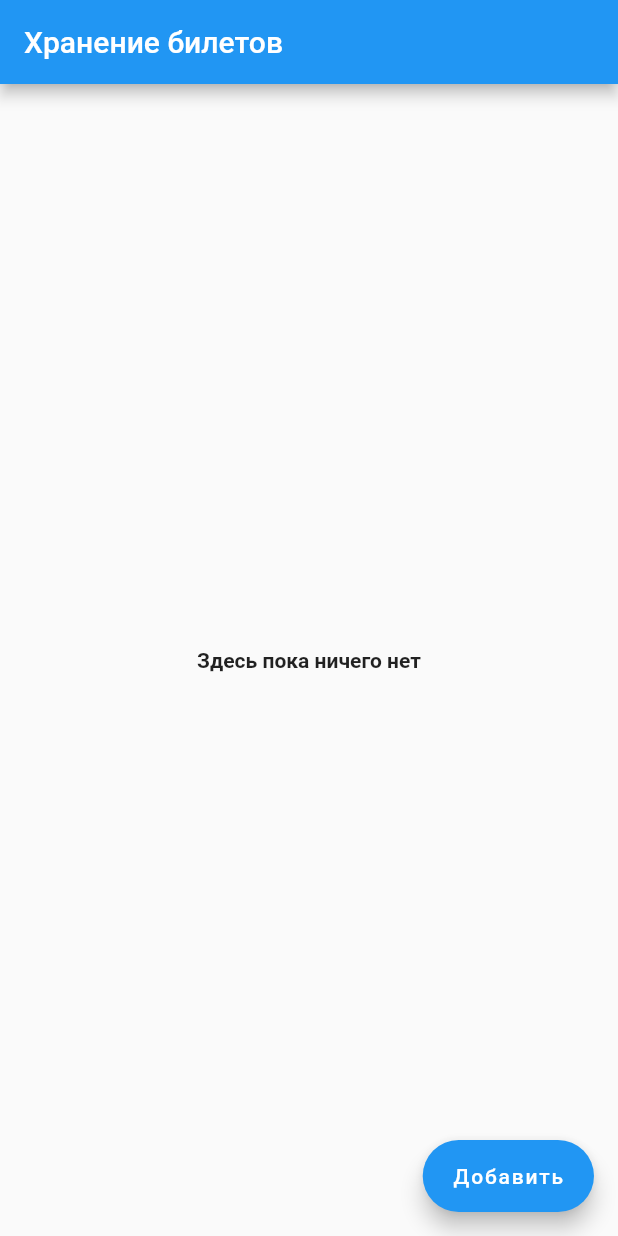
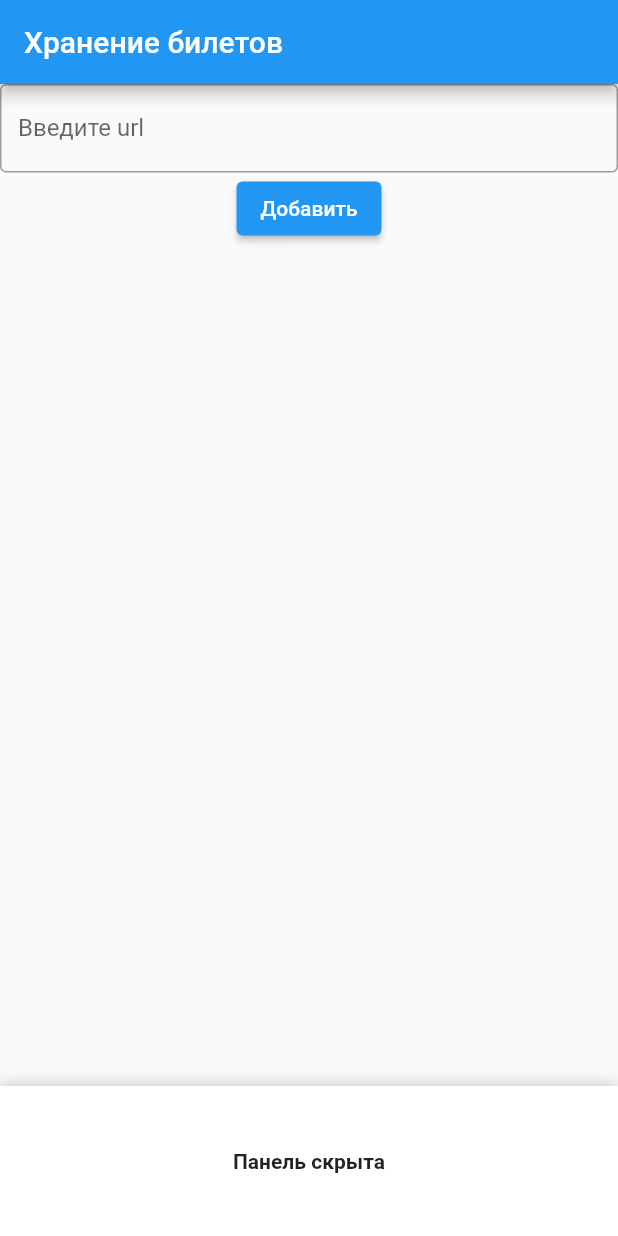
Before and after one commit to Kateriina/tickets, a Flutter app: the screen it shows after launch, on a phone screen of 412 x 824 dp. Run offline on Flutter 3.47's test engine with Material 2 defaults, Android fonts, the phone set to English and light mode, and no system bars; drawn by our look-alikes of sliding_up_panel; our stand-ins replace bloc.

Commit message:
added sliding panel. Need to check it

```diff
--- a/lib/features/ticket_storage/ticket_storage_page.dart
+++ b/lib/features/ticket_storage/ticket_storage_page.dart
@@ -1,6 +1,6 @@
 import 'package:flutter/material.dart';
+import 'package:sliding_up_panel/sliding_up_panel.dart';
 
-/// Экран “Хранения билетов”.
 class TicketStoragePage extends StatelessWidget {
   const TicketStoragePage({Key? key}) : super(key: key);
 
@@ -10,15 +10,36 @@ class TicketStoragePage extends StatelessWidget {
       appBar: AppBar(
         title: const Text('Хранение билетов'),
       ),
-      body: const Center(
-        child: Text(
-          'Здесь пока ничего нет',
-          style: const TextStyle(fontWeight: FontWeight.bold),
+      body: SlidingUpPanel(
+        panel: Center(
+          child: Text(
+            'Здесь пока ничего нет',
+            style: const TextStyle(fontWeight: FontWeight.bold),
+          ),
         ),
-      ),
-      floatingActionButton: FloatingActionButton.extended(
-        onPressed: () => {},
-        label: const Text('Добавить'),
+        collapsed: const Center(
+          child: Text(
+            'Панель скрыта',
+            style: TextStyle(fontWeight: FontWeight.bold),
+          ),
+        ),
+        minHeight: 100,
+        maxHeight: 500,
+        body: Column(
+          children: [
+            TextField(
+              obscureText: true,
+              decoration: InputDecoration(
+                border: OutlineInputBorder(),
+                labelText: 'Введите url',
+              ),
+            ),
+            ElevatedButton(
+              onPressed: () {},
+              child: Text('Добавить'),
+            )
+          ],
+        ),
       ),
     );
   }
--- a/pubspec.yaml
+++ b/pubspec.yaml
@@ -8,6 +8,7 @@ environment:
   sdk: '>=3.0.2 <4.0.0'
 
 dependencies:
+  sliding_up_panel: ^2.0.0+1
   bloc: ^8.1.2
   flutter_bloc: ^8.1.3
   bloc_test: ^9.1.5
```
Also changed, not shown: lib/features/bloc/tickets_bloc.dart (added), pubspec.lock.
